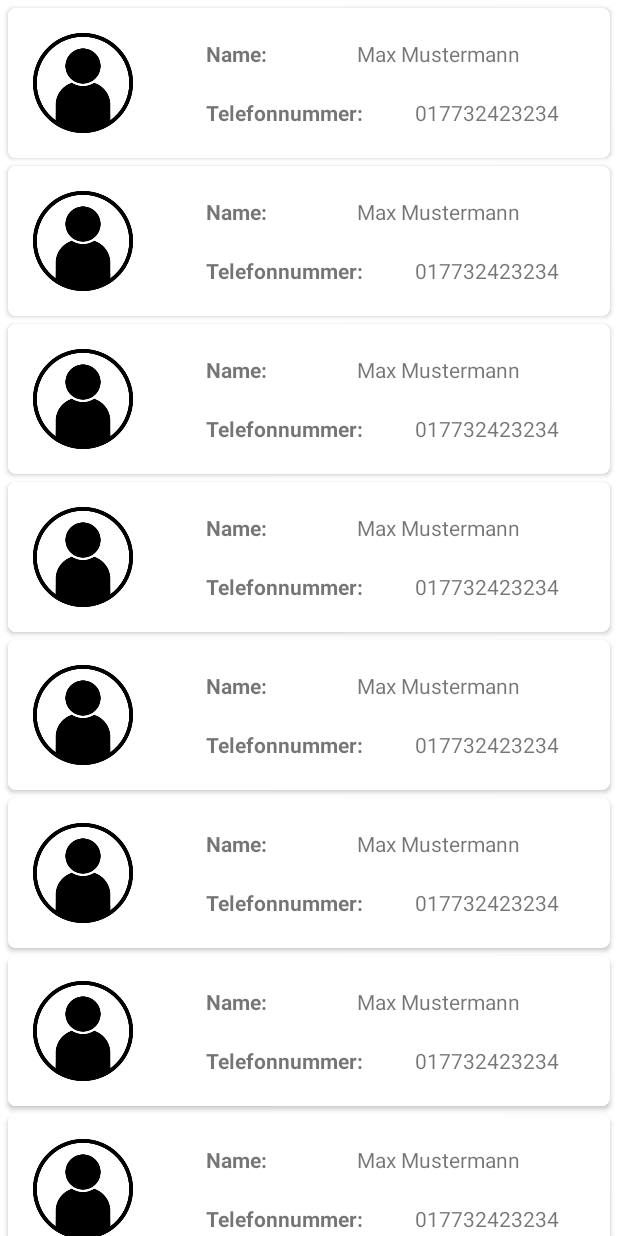
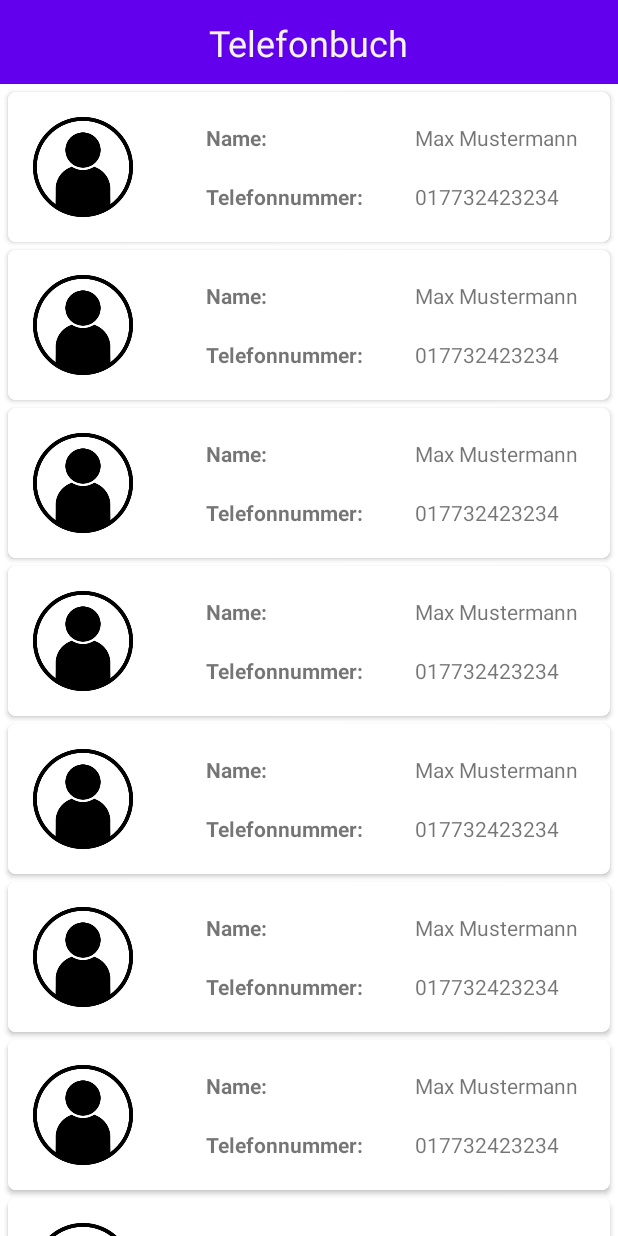
Before and after one commit to laterkevin/Telefonbuch, an Android app: the screen it shows after launch (MainActivity), on a phone screen of 412 x 824 dp. Run offline under Robolectric (Android 15) with nearby library versions, the phone set to English and light mode, and no system bars; our stand-ins replace data binding.

Commit message:
Layout Design

```diff
--- a/app/src/main/res/layout/activity_main.xml
+++ b/app/src/main/res/layout/activity_main.xml
@@ -12,6 +12,27 @@
         android:layout_height="match_parent"
         tools:context=".MainActivity">
 
+        <androidx.appcompat.widget.Toolbar
+            android:id="@+id/toolbar"
+            android:layout_width="match_parent"
+            android:layout_height="wrap_content"
+            android:background="?attr/colorPrimary"
+            android:minHeight="?attr/actionBarSize"
+            android:theme="?attr/actionBarTheme"
+            app:layout_constraintTop_toTopOf="parent" />
+
+        <TextView
+            android:id="@+id/textView"
+            android:layout_width="wrap_content"
+            android:layout_height="wrap_content"
+            android:text="Telefonbuch"
+            android:textColor="#F6F1F1"
+            android:textSize="24sp"
+            app:layout_constraintBottom_toBottomOf="@+id/toolbar"
+            app:layout_constraintEnd_toEndOf="@+id/toolbar"
+            app:layout_constraintStart_toStartOf="@+id/toolbar"
+            app:layout_constraintTop_toTopOf="@+id/toolbar" />
+
         <androidx.recyclerview.widget.RecyclerView
             android:id="@+id/contact_Recycler"
             android:layout_width="0dp"
@@ -19,9 +40,12 @@
             app:layoutManager="androidx.recyclerview.widget.LinearLayoutManager"
             app:layout_constraintBottom_toBottomOf="parent"
             app:layout_constraintEnd_toEndOf="parent"
+            app:layout_constraintHorizontal_bias="0.0"
             app:layout_constraintStart_toStartOf="parent"
-            app:layout_constraintTop_toTopOf="parent"
-            tools:listitem="@layout/contact_list" />
+            app:layout_constraintTop_toBottomOf="@+id/toolbar"
+            tools:listitem="@layout/contact_list">
+
+        </androidx.recyclerview.widget.RecyclerView>
 
     </androidx.constraintlayout.widget.ConstraintLayout>
 </layout>
--- a/app/src/main/res/layout/contact_list.xml
+++ b/app/src/main/res/layout/contact_list.xml
@@ -34,8 +34,7 @@
                 android:layout_width="wrap_content"
                 android:layout_height="wrap_content"
                 app:layout_constraintBottom_toBottomOf="@+id/textView9"
-                app:layout_constraintEnd_toEndOf="parent"
-                app:layout_constraintStart_toEndOf="@+id/textView9"
+                app:layout_constraintStart_toStartOf="@+id/telefon_edit"
                 app:layout_constraintTop_toTopOf="@+id/textView9"
                 tools:text="Name" />
 
```
